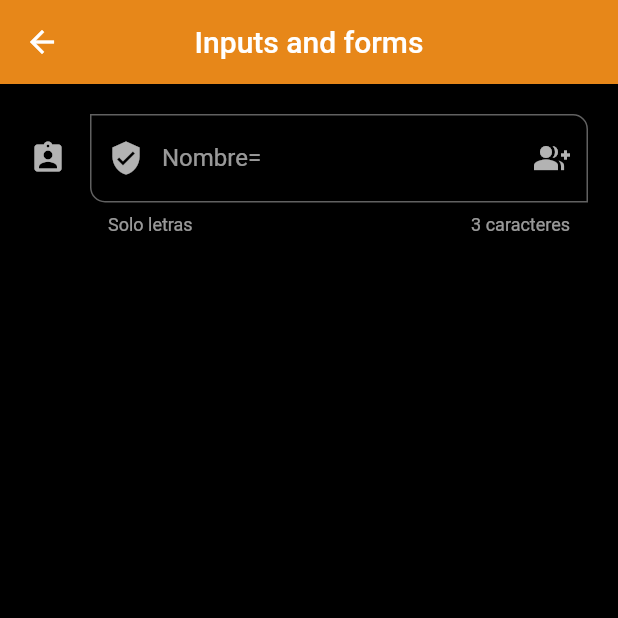
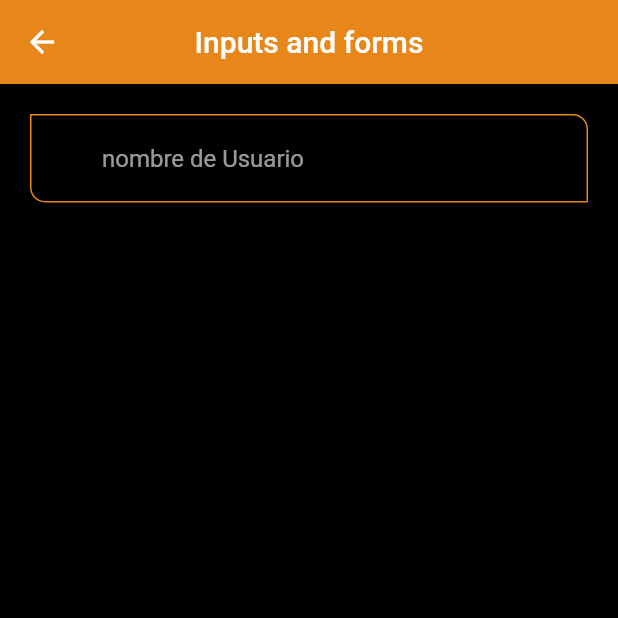
Before and after one commit to leone2016/flutter, a Flutter app: the InputsScreen screen opened by its route, on a phone screen of 412 x 824 dp, the top half of it. Run offline on Flutter 3.47's test engine with Material 2 defaults, Android fonts, the phone set to English and light mode, and no system bars.

Commit message:
89 centralizando estilos input

```diff
--- a/seccion6/flutter_componentes/lib/screens/inputs_screen.dart
+++ b/seccion6/flutter_componentes/lib/screens/inputs_screen.dart
@@ -1,4 +1,5 @@
 import 'package:flutter/material.dart';
+import 'package:flutter_componentes/widgets/widgets.dart';
 
 class InputsScreen extends StatelessWidget {
   const InputsScreen({Key? key}) : super(key: key);
@@ -12,37 +13,8 @@ class InputsScreen extends StatelessWidget {
         child: Padding(
           padding: const EdgeInsets.symmetric(horizontal: 20, vertical: 20),
           child: Column(
-            children: [
-              TextFormField(
-                autofocus: false,
-                initialValue: '',
-                textCapitalization: TextCapitalization.words,
-                onChanged: (value) {
-                  print(value);
-                },
-                validator: (value) {
-                  if (value == null) return 'Este campo es requerido';
-                  return value.length < 3 ? 'Mínimo de 3 letras' : null;
-                },
-                autovalidateMode: AutovalidateMode.onUserInteraction,
-                decoration: const InputDecoration(
-                    hintText: 'Nombre del Usuario',
-                    labelText: 'Nombre=',
-                    helperText: 'Solo letras',
-                    counterText: '3 caracteres',
-                    prefixIcon: Icon(Icons.verified_user),
-                    suffixIcon: Icon(Icons.group_add),
-                    icon: Icon(Icons.assignment_ind),
-                    focusedBorder: OutlineInputBorder(
-                      borderSide: BorderSide(
-                        color: Colors.green
-                      ),
-                    ),
-                    border: OutlineInputBorder(
-                        borderRadius: BorderRadius.only(
-                            bottomLeft: Radius.circular(10),
-                            topRight: Radius.circular(10)))),
-              ),
+            children: const [
+              CustomInputWidget(hintText: 'nombre de Usuario',),
             ],
           ),
         ),
--- a/seccion6/flutter_componentes/lib/theme/app_theme.dart
+++ b/seccion6/flutter_componentes/lib/theme/app_theme.dart
@@ -8,24 +8,41 @@ class AppTheme {
       primaryColor: Colors.green,
 
       //AppBar
-      appBarTheme: const AppBarTheme(color: primary, elevation: 0, centerTitle: true),
+      appBarTheme:
+          const AppBarTheme(color: primary, elevation: 0, centerTitle: true),
       scaffoldBackgroundColor: Colors.black,
-      textButtonTheme: TextButtonThemeData(style: TextButton.styleFrom(primary: primary)),
+      textButtonTheme:
+          TextButtonThemeData(style: TextButton.styleFrom(primary: primary)),
       //color para botones flotantes
-      floatingActionButtonTheme:
-      const FloatingActionButtonThemeData(
-          backgroundColor: primary,
-          elevation: 0
-      ),
+      floatingActionButtonTheme: const FloatingActionButtonThemeData(
+          backgroundColor: primary, elevation: 0),
       //elevatedButtons
       elevatedButtonTheme: ElevatedButtonThemeData(
-        style: ElevatedButton.styleFrom(
-           primary: Colors.indigo,
-           shape: const StadiumBorder(),
-           elevation: 0
-        )
-      ),
-  );
+          style: ElevatedButton.styleFrom(
+              primary: Colors.indigo,
+              shape: const StadiumBorder(),
+              elevation: 0)),
+      // Input
+      inputDecorationTheme: const InputDecorationTheme(
+          floatingLabelStyle: TextStyle(color: primary),
+          // label que aparece en Nombre=
+          enabledBorder: OutlineInputBorder(
+              borderSide: BorderSide(color: primary),
+              borderRadius: BorderRadius.only(
+                  bottomLeft: Radius.circular(10),
+                  topRight: Radius.circular(10))),
+          focusedBorder: OutlineInputBorder(
+              borderSide: BorderSide(color: primary),
+              borderRadius: BorderRadius.only(
+                  bottomLeft: Radius.circular(10),
+                  topRight: Radius.circular(10))),
+          border: OutlineInputBorder(
+              borderRadius: BorderRadius.only(
+                  bottomLeft: Radius.circular(10),
+                  topRight: Radius.circular(10)
+              )
+          )
+      ));
 
   static final ThemeData lightTheme = ThemeData.light().copyWith(
       //color primary
--- /dev/null
+++ b/seccion6/flutter_componentes/lib/widgets/custom_input_widget.dart
@@ -0,0 +1,67 @@
+import 'package:flutter/material.dart';
+
+class CustomInputWidget extends StatelessWidget {
+  final String? hintText;
+  final String? labelText;
+  final String? helperText;
+  final String? counterText;
+  final IconData? icon;
+  final IconData? prefixIcon;
+  final IconData? suffixIcon;
+
+  /*
+  valores opcionales this.labelText, this.helperText, this.counterText
+   */
+  const CustomInputWidget({
+    Key? key,
+    this.hintText,
+    this.labelText,
+    this.helperText,
+    this.counterText,
+    this.icon,
+    this.prefixIcon,
+    this.suffixIcon,
+  }) : super(key: key);
+
+  @override
+  Widget build(BuildContext context) {
+    return TextFormField(
+      autofocus: false,
+      initialValue: '',
+      textCapitalization: TextCapitalization.words,
+      onChanged: (value) {
+        print(value);
+      },
+      validator: (value) {
+        if (value == null) return 'Este campo es requerido';
+        return value.length < 3 ? 'Mínimo de 3 letras' : null;
+      },
+      autovalidateMode: AutovalidateMode.onUserInteraction,
+      decoration:  InputDecoration(
+        //similar a placeholder
+        hintText: hintText,
+        // placeholder sobre input
+        labelText: labelText,
+        // texto de ayuda abajo del input
+        helperText: helperText,
+        // texto ayuda en la parte de abajo-derecha de input
+        counterText: counterText,
+        // icono alado izq del hintText (placeholder)
+        prefixIcon: Icon(prefixIcon),
+        // icono alado derecho del hintText (placeholder)
+        suffixIcon: suffixIcon ==null? null : Icon(suffixIcon),
+        //icono fuera del input
+        icon: icon ==null? null : Icon(icon),
+        /*focusedBorder: OutlineInputBorder(
+            borderSide: BorderSide(
+              color: Colors.green
+            ),
+          ),
+          border: OutlineInputBorder(
+              borderRadius: BorderRadius.only(
+                  bottomLeft: Radius.circular(10),
+                  topRight: Radius.circular(10)))*/
+      ),
+    );
+  }
+}
--- a/seccion6/flutter_componentes/lib/widgets/widgets.dart
+++ b/seccion6/flutter_componentes/lib/widgets/widgets.dart
@@ -1,2 +1,3 @@
+export 'package:flutter_componentes/widgets/custom_input_widget.dart';
 export 'package:flutter_componentes/widgets/custom_card_widget.dart';
 export 'package:flutter_componentes/widgets/custom_card_widget2.dart';
```
